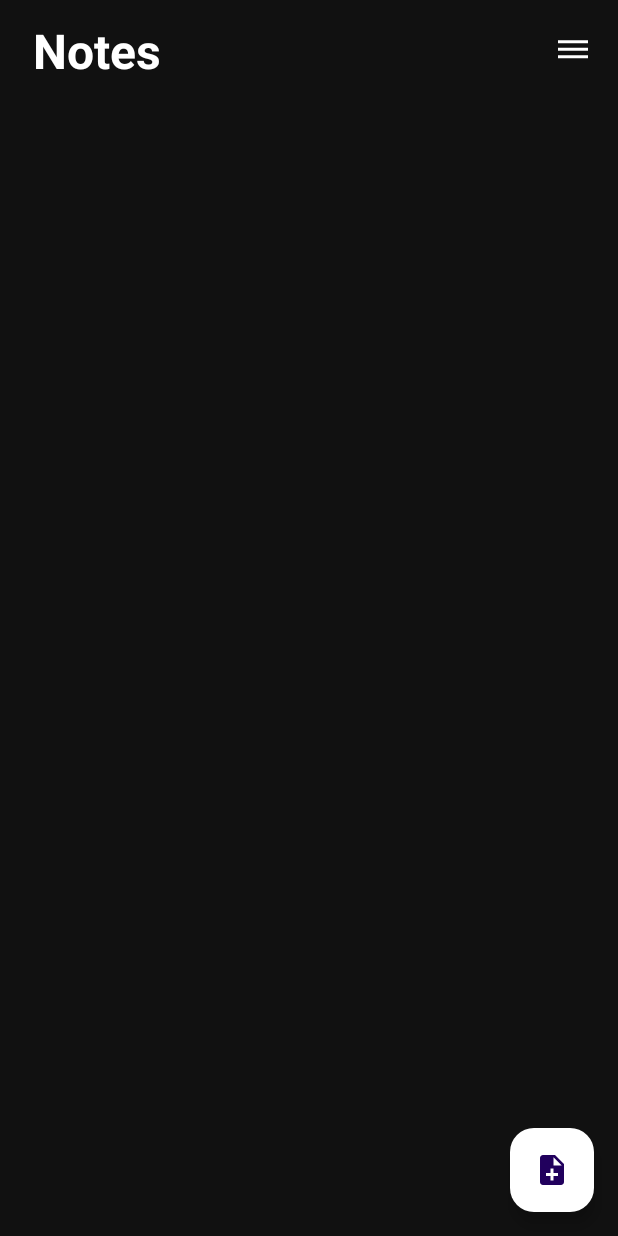
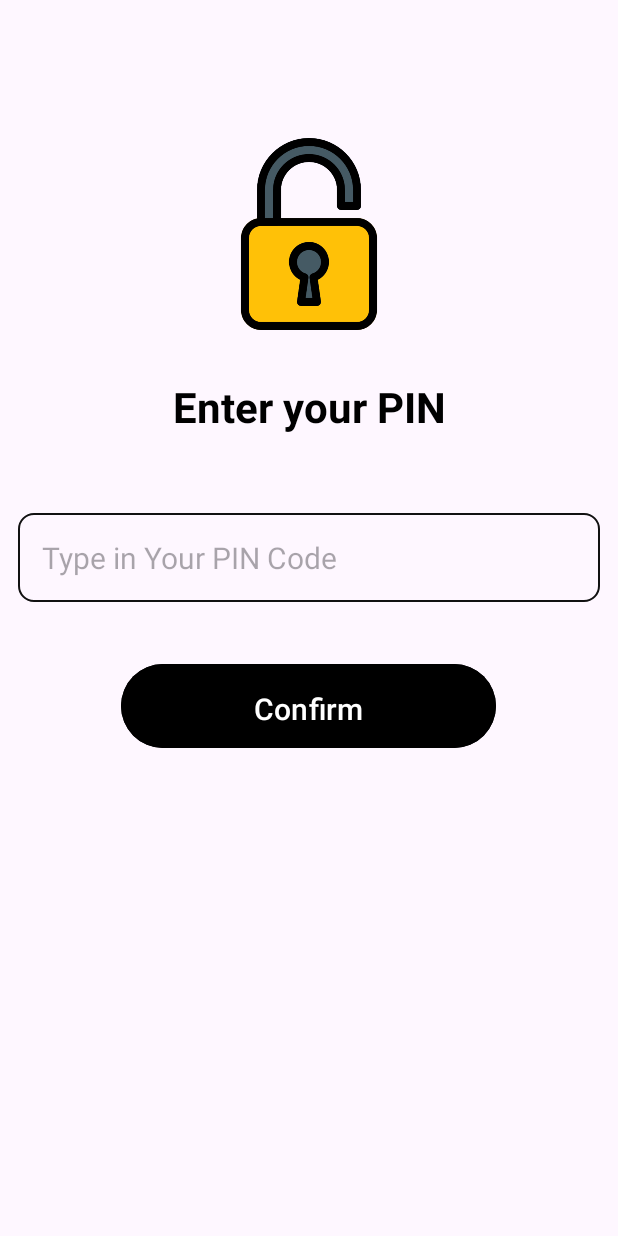
Before and after one commit to AzyzHm/Secret-Notes, an Android app: the screen it shows after launch once a user with an empty profile is signed in (MainActivity before the commit, verify_lock after it), on a phone screen of 412 x 824 dp. Run offline under Robolectric (Android 15) with nearby library versions, the phone set to English and light mode, and no system bars; our stand-ins replace Firebase (no records; nobody signed in at launch, a user with empty details on screens opened directly).

Commit message:
added a pin locking system and fixed some things
-> added 2 activities (setting_lock and verify_lock)
-> fixed the margin and the login and create-account buttons in both login and create-account activities

```diff
--- a/app/src/main/AndroidManifest.xml
+++ b/app/src/main/AndroidManifest.xml
@@ -12,6 +12,12 @@
         android:supportsRtl="true"
         android:theme="@style/Theme.SecretNotes"
         tools:targetApi="31">
+        <activity
+            android:name=".verify_lock"
+            android:exported="false" />
+        <activity
+            android:name=".setting_lock"
+            android:exported="false" />
         <activity
             android:name=".NoteInfoActivity"
             android:exported="false" />
--- a/app/src/main/java/com/example/secretnotes/LoginActivity.java
+++ b/app/src/main/java/com/example/secretnotes/LoginActivity.java
@@ -82,7 +82,7 @@ public class LoginActivity extends AppCompatActivity {
                     progressBar.setVisibility(View.GONE);
                     if (task.isSuccessful()) {
                         if(FirebaseAuth.getInstance().getCurrentUser().isEmailVerified()) {
-                            startActivity(new Intent(this, MainActivity.class));
+                            startActivity(new Intent(this, setting_lock.class));
                             Toast.makeText(this, "Login successful", Toast.LENGTH_SHORT).show();
                             finish();
                         } else {
--- a/app/src/main/java/com/example/secretnotes/MainActivity.java
+++ b/app/src/main/java/com/example/secretnotes/MainActivity.java
@@ -1,6 +1,7 @@
 package com.example.secretnotes;
 
 import android.content.Intent;
+import android.content.SharedPreferences;
 import android.os.Bundle;
 import android.widget.ImageButton;
 import android.widget.PopupMenu;
@@ -47,6 +48,11 @@ public class MainActivity extends AppCompatActivity {
         popupMenu.getMenu().add("Sign Out");
         popupMenu.setOnMenuItemClickListener((item) -> {
             Utility.signOut();
+            SharedPreferences preferences = getSharedPreferences("PREFS", MODE_PRIVATE);
+            SharedPreferences.Editor editor = preferences.edit();
+            editor.putBoolean("registered", false);
+            editor.remove("pin");
+            editor.apply();
             startActivity(new Intent(MainActivity.this, LoginActivity.class));
             Toast.makeText(this, "Signed Out", Toast.LENGTH_SHORT).show();
             finish();
--- a/app/src/main/java/com/example/secretnotes/SplashActivity.java
+++ b/app/src/main/java/com/example/secretnotes/SplashActivity.java
@@ -1,6 +1,7 @@
 package com.example.secretnotes;
 
 import android.content.Intent;
+import android.content.SharedPreferences;
 import android.os.Bundle;
 import android.os.Handler;
 
@@ -26,9 +27,12 @@ public class SplashActivity extends AppCompatActivity {
             return insets;
         });
         new Handler().postDelayed(() -> {
-            FirebaseUser user = FirebaseAuth.getInstance().getCurrentUser();
-            if(user != null) {
-                startActivity(new Intent(this, MainActivity.class));
+            SharedPreferences preferences = getSharedPreferences("PREFS", MODE_PRIVATE);
+            boolean registered = preferences.getBoolean("registered", false);
+            FirebaseAuth firebaseAuth = FirebaseAuth.getInstance();
+            FirebaseUser firebaseUser = firebaseAuth.getCurrentUser();
+            if(registered || firebaseUser != null) {
+                startActivity(new Intent(this, verify_lock.class));
             } else {
                 startActivity(new Intent(this, LoginActivity.class));
             }
--- /dev/null
+++ b/app/src/main/java/com/example/secretnotes/verify_lock.java
@@ -0,0 +1,58 @@
+package com.example.secretnotes;
+
+import android.content.Intent;
+import android.content.SharedPreferences;
+import android.os.Bundle;
+import android.widget.Button;
+import android.widget.EditText;
+import android.widget.Toast;
+
+import androidx.activity.EdgeToEdge;
+import androidx.appcompat.app.AppCompatActivity;
+import androidx.core.graphics.Insets;
+import androidx.core.view.ViewCompat;
+import androidx.core.view.WindowInsetsCompat;
+
+public class verify_lock extends AppCompatActivity {
+    EditText pin;
+    Button confirm;
+
+    @Override
+    protected void onCreate(Bundle savedInstanceState) {
+        super.onCreate(savedInstanceState);
+        EdgeToEdge.enable(this);
+        setContentView(R.layout.activity_verify_lock);
+        ViewCompat.setOnApplyWindowInsetsListener(findViewById(R.id.main), (v, insets) -> {
+            Insets systemBars = insets.getInsets(WindowInsetsCompat.Type.systemBars());
+            v.setPadding(systemBars.left, systemBars.top, systemBars.right, systemBars.bottom);
+            return insets;
+        });
+        pin = findViewById(R.id.pin);
+        confirm = findViewById(R.id.confirm_button);
+        confirm.setOnClickListener(v -> confirm());
+    }
+    private void confirm() {
+        String pin = this.pin.getText().toString();
+        boolean isValid = isPinValid(pin);
+        if(!isValid) {
+            return;
+        }
+        SharedPreferences preferences = getSharedPreferences("PREFS", MODE_PRIVATE);
+        String storedPin = preferences.getString("pin", null);
+        if(storedPin.equals(pin)) {
+            startActivity(new Intent(this, MainActivity.class));
+            finish();
+        } else {
+            this.pin.setError("Pin is incorrect");
+            this.pin.requestFocus();
+        }
+    }
+    boolean isPinValid(String pin) {
+        if (pin.isEmpty()) {
+            this.pin.setError("Pin is required");
+            this.pin.requestFocus();
+            return false;
+        }
+        return true;
+    }
+}
--- /dev/null
+++ b/app/src/main/res/layout/activity_verify_lock.xml
@@ -0,0 +1,63 @@
+<?xml version="1.0" encoding="utf-8"?>
+<RelativeLayout xmlns:android="http://schemas.android.com/apk/res/android"
+    xmlns:app="http://schemas.android.com/apk/res-auto"
+    xmlns:tools="http://schemas.android.com/tools"
+    android:id="@+id/main"
+    android:layout_width="match_parent"
+    android:layout_height="match_parent"
+    android:layout_marginTop="60dp"
+    tools:context=".verify_lock">
+
+    <ImageView
+        android:layout_width="128dp"
+        android:layout_height="128dp"
+        android:layout_centerHorizontal="true"
+        android:src="@drawable/unlock"
+        android:id="@+id/unlock_icon"
+        android:layout_marginVertical="32dp"
+        />
+        <TextView
+            android:layout_width="match_parent"
+            android:layout_height="wrap_content"
+            android:layout_below="@id/unlock_icon"
+            android:id="@+id/unlock_text_view"
+            android:text="@string/unlock"
+            android:textStyle="bold"
+            android:layout_marginBottom="40dp"
+            android:gravity="center"
+            android:textSize="28sp"
+            android:textColor="@color/black" />
+
+    <LinearLayout
+        android:layout_width="match_parent"
+        android:layout_height="wrap_content"
+        android:id="@+id/form"
+        android:layout_below="@id/unlock_text_view"
+        android:orientation="vertical">
+
+    <EditText
+        android:layout_width="match_parent"
+        android:layout_height="wrap_content"
+        android:hint="@string/pin"
+        android:textSize="20sp"
+        android:id="@+id/pin"
+        android:inputType="numberPassword"
+        android:background="@drawable/rounded_corner"
+        android:padding="16dp"
+        android:layout_margin="12dp"/>
+
+    <com.google.android.material.button.MaterialButton
+        android:layout_width="250dp"
+        android:layout_gravity="center"
+        android:id="@+id/confirm_button"
+        android:layout_height="64dp"
+        android:text="@string/Confirm"
+        android:textSize="20sp"
+        android:backgroundTint="@color/black"
+        android:textColor="@color/white"
+        android:layout_marginTop="25dp"
+        android:padding="16dp"
+        />
+    </LinearLayout>
+
+</RelativeLayout>
--- a/app/src/main/res/values/strings.xml
+++ b/app/src/main/res/values/strings.xml
@@ -22,4 +22,9 @@
     <string name="time">Time</string>
     <string name="notes">Notes</string>
     <string name="delete_note">Delete Note</string>
+    <string name="set_lock">Create your account PIN for security</string>
+    <string name="pin">Type in Your PIN Code</string>
+    <string name="confirm_pin">Confirm Your PIN Code</string>
+    <string name="Confirm">Confirm</string>
+    <string name="unlock">Enter your PIN</string>
 </resources>
```
Also changed, not shown: app/src/main/java/com/example/secretnotes/setting_lock.java (added, +67 -0 lines), app/src/main/res/layout/activity_create_account.xml (+7 -4 lines), app/src/main/res/layout/activity_login.xml (+8 -4 lines), app/src/main/res/layout/activity_setting_lock.xml (added, +69 -0 lines), app/src/main/res/drawable/lock.png (added), app/src/main/res/drawable/unlock.png (added).
